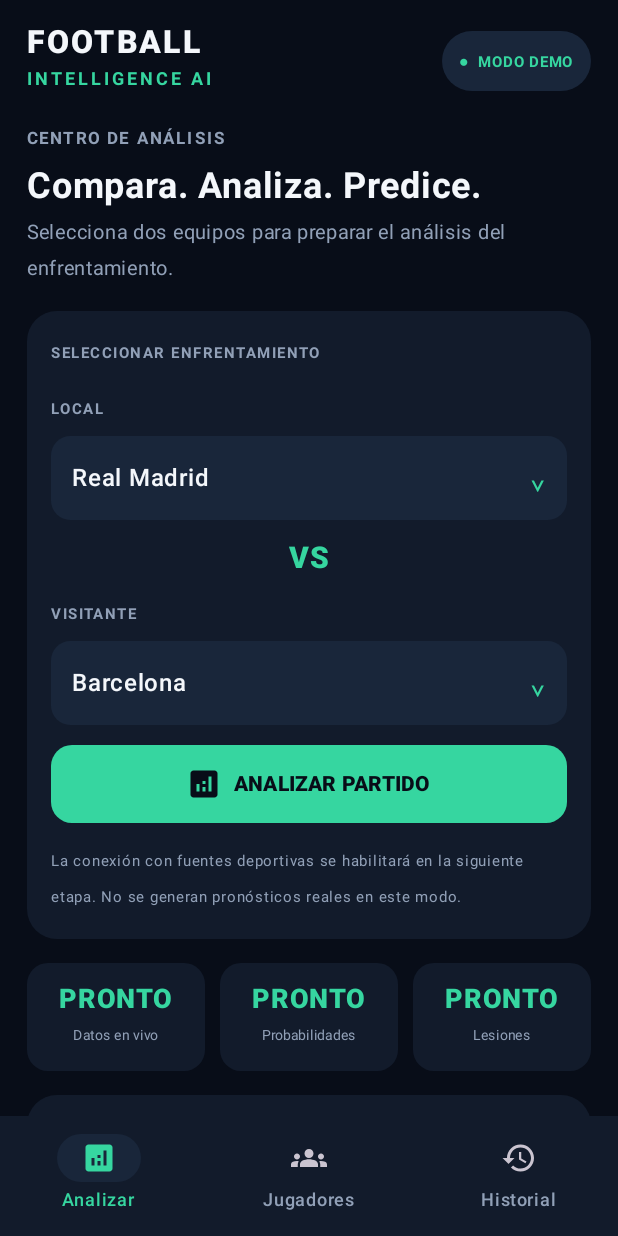
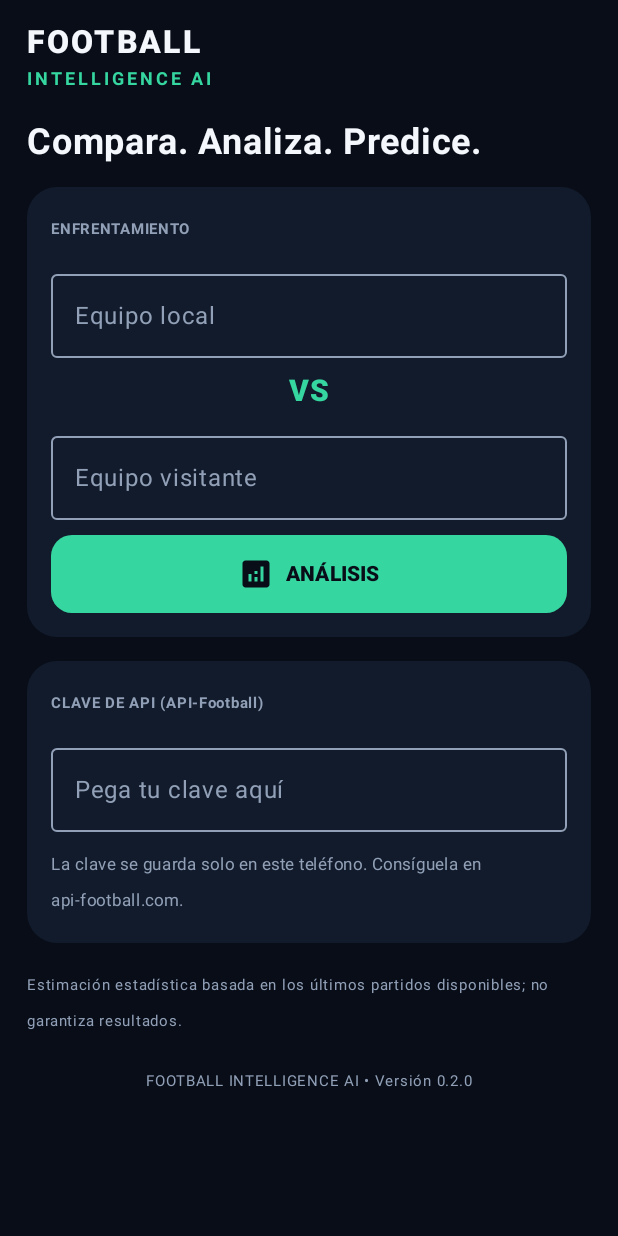
Before and after one commit to tonka1994gomez-dot/app-para-analisis-de-equipos-, an Android app built with Jetpack Compose: the screen it shows after launch (MainActivity), on a phone screen of 412 x 824 dp. Run offline under Robolectric (Android 15) with nearby library versions, the phone set to English and light mode, and no system bars.

Commit message:
Incorporar FOOTBALL INTELLIGENCE AI Android 0.2.0
Añade conexión API-Football, análisis Poisson y compilación automatizada de APK.

```diff
--- a/app/src/main/java/com/footballintelligence/ai/MainActivity.kt
+++ b/app/src/main/java/com/footballintelligence/ai/MainActivity.kt
@@ -1,34 +1,33 @@
 package com.footballintelligence.ai
 
+import android.content.Context
 import android.os.Bundle
 import androidx.activity.ComponentActivity
 import androidx.activity.compose.setContent
 import androidx.compose.foundation.background
-import androidx.compose.foundation.clickable
 import androidx.compose.foundation.layout.*
 import androidx.compose.foundation.rememberScrollState
 import androidx.compose.foundation.shape.RoundedCornerShape
 import androidx.compose.foundation.verticalScroll
 import androidx.compose.material.icons.Icons
 import androidx.compose.material.icons.filled.Analytics
-import androidx.compose.material.icons.filled.EmojiEvents
-import androidx.compose.material.icons.filled.Groups
-import androidx.compose.material.icons.filled.HealthAndSafety
-import androidx.compose.material.icons.filled.History
-import androidx.compose.material.icons.filled.SportsSoccer
 import androidx.compose.material3.*
 import androidx.compose.runtime.*
-import androidx.compose.runtime.saveable.rememberSaveable
 import androidx.compose.ui.Alignment
 import androidx.compose.ui.Modifier
 import androidx.compose.ui.graphics.Color
+import androidx.compose.ui.platform.LocalContext
 import androidx.compose.ui.text.font.FontWeight
+import androidx.compose.ui.text.input.PasswordVisualTransformation
 import androidx.compose.ui.unit.dp
 import androidx.compose.ui.unit.sp
+import kotlinx.coroutines.Dispatchers
+import kotlinx.coroutines.launch
+import kotlinx.coroutines.withContext
+import java.util.Locale
 
 private val Bg = Color(0xFF080D18)
 private val Panel = Color(0xFF121B2B)
-private val Panel2 = Color(0xFF19263A)
 private val Accent = Color(0xFF36D6A0)
 private val Muted = Color(0xFF91A0B7)
 private val White = Color(0xFFF4F7FB)
@@ -42,178 +41,140 @@ class MainActivity : ComponentActivity() {
 
 @Composable
 fun FootballApp() {
-    var home by rememberSaveable { mutableStateOf("Real Madrid") }
-    var away by rememberSaveable { mutableStateOf("Barcelona") }
-    var analyzed by rememberSaveable { mutableStateOf(false) }
-    var tab by rememberSaveable { mutableStateOf("Analizar") }
-    val teams = listOf("Real Madrid", "Barcelona", "Atlético de Madrid", "Manchester City", "Liverpool", "Arsenal", "Bayern Múnich", "PSG", "Guatemala", "Argentina", "Brasil", "México")
-
-    MaterialTheme(colorScheme = darkColorScheme(
-        background = Bg, surface = Panel, primary = Accent,
-        onPrimary = Bg, onBackground = White, onSurface = White,
-        secondary = Color(0xFF66A7FF)
-    )) {
-        Scaffold(containerColor = Bg, bottomBar = {
-            NavigationBar(containerColor = Panel) {
-                listOf("Analizar", "Jugadores", "Historial").forEach { item ->
-                    NavigationBarItem(
-                        selected = tab == item,
-                        onClick = { tab = item },
-                        icon = {
-                            Icon(
-                                imageVector = when(item) {
-                                    "Jugadores" -> Icons.Default.Groups
-                                    "Historial" -> Icons.Default.History
-                                    else -> Icons.Default.Analytics
-                                }, contentDescription = item
+    val context = LocalContext.current
+    val prefs = remember { context.getSharedPreferences("fi_prefs", Context.MODE_PRIVATE) }
+    val scope = rememberCoroutineScope()
+    var home by remember { mutableStateOf("") }
+    var away by remember { mutableStateOf("") }
+    var apiKey by remember { mutableStateOf(prefs.getString("api_key", "") ?: "") }
+    var loading by remember { mutableStateOf(false) }
+    var error by remember { mutableStateOf<String?>(null) }
+    var result by remember { mutableStateOf<MatchAnalysis?>(null) }
+    val fieldColors = OutlinedTextFieldDefaults.colors(
+        focusedTextColor = White, unfocusedTextColor = White,
+        focusedBorderColor = Accent, unfocusedBorderColor = Muted,
+        focusedLabelColor = Accent, unfocusedLabelColor = Muted, cursorColor = Accent
     )
-                        },
-                        label = { Text(item) },
-                        colors = NavigationBarItemDefaults.colors(
-                            selectedIconColor = Accent, selectedTextColor = Accent,
-                            indicatorColor = Panel2, unselectedTextColor = Muted
-                        )
-                    )
-                }
-            }
-        }) { padding ->
-            Column(
-                Modifier.fillMaxSize().padding(padding).verticalScroll(rememberScrollState())
+    MaterialTheme(colorScheme = darkColorScheme(background = Bg, surface = Panel, primary = Accent,
+        onPrimary = Bg, onBackground = White, onSurface = White, secondary = Color(0xFF66A7FF))) {
+        Scaffold(containerColor = Bg) { padding ->
+            Column(Modifier.fillMaxSize().padding(padding).verticalScroll(rememberScrollState())
                 .background(Bg).padding(horizontal = 18.dp, vertical = 16.dp),
-                verticalArrangement = Arrangement.spacedBy(16.dp)
-            ) {
-                Row(verticalAlignment = Alignment.CenterVertically, horizontalArrangement = Arrangement.SpaceBetween, modifier = Modifier.fillMaxWidth()) {
+                verticalArrangement = Arrangement.spacedBy(16.dp)) {
                 Column {
                     Text("FOOTBALL", color = White, fontSize = 21.sp, fontWeight = FontWeight.Black, letterSpacing = 2.sp)
                     Text("INTELLIGENCE AI", color = Accent, fontSize = 12.sp, fontWeight = FontWeight.Bold, letterSpacing = 2.sp)
                 }
-                    Surface(color = Panel2, shape = RoundedCornerShape(50)) {
-                        Text("●  MODO DEMO", color = Accent, fontSize = 10.sp, fontWeight = FontWeight.Bold, modifier = Modifier.padding(horizontal = 11.dp, vertical = 8.dp))
+                Text("Compara. Analiza. Predice.", color = White, fontSize = 24.sp, fontWeight = FontWeight.Bold)
+                CardBox {
+                    Text("ENFRENTAMIENTO", color = Muted, fontSize = 10.sp, fontWeight = FontWeight.Bold)
+                    OutlinedTextField(value = home, onValueChange = { home = it }, singleLine = true,
+                        label = { Text("Equipo local") }, colors = fieldColors, modifier = Modifier.fillMaxWidth())
+                    Box(Modifier.fillMaxWidth(), contentAlignment = Alignment.Center) {
+                        Text("VS", color = Accent, fontSize = 20.sp, fontWeight = FontWeight.Black)
+                    }
+                    OutlinedTextField(value = away, onValueChange = { away = it }, singleLine = true,
+                        label = { Text("Equipo visitante") }, colors = fieldColors, modifier = Modifier.fillMaxWidth())
+                    Button(onClick = {
+                        error = null; result = null
+                        if (apiKey.isBlank()) error = "Primero pega tu clave de API en el recuadro de abajo."
+                        else if (home.isBlank() || away.isBlank()) error = "Escribe los dos equipos."
+                        else {
+                            prefs.edit().putString("api_key", apiKey.trim()).apply()
+                            loading = true
+                            scope.launch {
+                                try {
+                                    result = withContext(Dispatchers.IO) {
+                                        val h = ApiFootball.teamForm(home, apiKey.trim())
+                                        val a = ApiFootball.teamForm(away, apiKey.trim())
+                                        buildAnalysis(h, a)
+                                    }
+                                } catch (e: ApiException) { error = e.message }
+                                catch (e: Exception) { error = "No se pudo conectar. Revisa tu internet e inténtalo de nuevo." }
+                                loading = false
+                            }
+                        }
+                    }, enabled = !loading, modifier = Modifier.fillMaxWidth().height(52.dp),
+                        colors = ButtonDefaults.buttonColors(containerColor = Accent, contentColor = Bg),
+                        shape = RoundedCornerShape(14.dp)) {
+                        if (loading) {
+                            CircularProgressIndicator(color = Bg, strokeWidth = 2.dp, modifier = Modifier.size(22.dp))
+                            Spacer(Modifier.width(10.dp)); Text("BUSCANDO DATOS...", fontWeight = FontWeight.ExtraBold)
+                        } else {
+                            Icon(Icons.Default.Analytics, contentDescription = null)
+                            Spacer(Modifier.width(8.dp)); Text("ANÁLISIS", fontWeight = FontWeight.ExtraBold)
+                        }
+                    }
+                }
+                error?.let { message -> CardBox { Text(message, color = Color(0xFFFFB4AB), fontSize = 13.sp) } }
+                result?.let { ResultView(it) }
+                CardBox {
+                    Text("CLAVE DE API (API-Football)", color = Muted, fontSize = 10.sp, fontWeight = FontWeight.Bold)
+                    OutlinedTextField(value = apiKey, onValueChange = { apiKey = it }, singleLine = true,
+                        label = { Text("Pega tu clave aquí") }, colors = fieldColors,
+                        visualTransformation = PasswordVisualTransformation(), modifier = Modifier.fillMaxWidth())
+                    Text("La clave se guarda solo en este teléfono. Consíguela en api-football.com.", color = Muted, fontSize = 11.sp)
+                }
+                Text("Estimación estadística basada en los últimos partidos disponibles; no garantiza resultados.", color = Muted, fontSize = 10.sp)
+                Text("FOOTBALL INTELLIGENCE AI • Versión 0.2.0", color = Muted, fontSize = 10.sp,
+                    modifier = Modifier.align(Alignment.CenterHorizontally))
+            }
+        }
     }
 }
 
-                if (tab == "Analizar") {
-                    Column(verticalArrangement = Arrangement.spacedBy(5.dp)) {
-                        Text("CENTRO DE ANÁLISIS", color = Muted, fontSize = 11.sp, fontWeight = FontWeight.Bold, letterSpacing = 1.5.sp)
-                        Text("Compara. Analiza. Predice.", color = White, fontSize = 24.sp, fontWeight = FontWeight.Bold)
-                        Text("Selecciona dos equipos para preparar el análisis del enfrentamiento.", color = Muted, fontSize = 13.sp)
+private fun pct(x: Double) = String.format(Locale.US, "%.0f%%", x * 100)
+private fun dec(x: Double) = String.format(Locale.US, "%.1f", x)
+
+@Composable
+fun ResultView(r: MatchAnalysis) {
+    CardBox {
+        Text("RESULTADO DEL ANÁLISIS", color = Accent, fontSize = 11.sp, fontWeight = FontWeight.Bold)
+        Text(r.home.name + " vs " + r.away.name, color = White, fontSize = 19.sp, fontWeight = FontWeight.Bold)
+        Text(r.verdict, color = White, fontSize = 14.sp, fontWeight = FontWeight.SemiBold)
+        InfoLine("Gana " + r.home.name, pct(r.pHome))
+        InfoLine("Empate", pct(r.pDraw))
+        InfoLine("Gana " + r.away.name, pct(r.pAway))
+        InfoLine("Marcador más probable", r.likelyScore)
+        InfoLine("Más de 2.5 goles", pct(r.pOver25))
+        InfoLine("Ambos anotan", pct(r.pBothScore))
+        InfoLine("Goles esperados", dec(r.expHome) + " - " + dec(r.expAway))
     }
+    TeamCard(r.home); TeamCard(r.away)
+}
+
+@Composable
+fun TeamCard(t: TeamForm) {
     CardBox {
-                        Text("SELECCIONAR ENFRENTAMIENTO", color = Muted, fontSize = 10.sp, fontWeight = FontWeight.Bold, letterSpacing = 1.sp)
-                        TeamPicker("LOCAL", home, teams) { home = it; analyzed = false }
-                        Box(Modifier.fillMaxWidth(), contentAlignment = Alignment.Center) {
-                            Text("VS", color = Accent, fontSize = 20.sp, fontWeight = FontWeight.Black)
-                        }
-                        TeamPicker("VISITANTE", away, teams) { away = it; analyzed = false }
-                        Button(
-                            onClick = { analyzed = home != away },
-                            enabled = home != away,
-                            modifier = Modifier.fillMaxWidth().height(52.dp),
-                            colors = ButtonDefaults.buttonColors(containerColor = Accent, contentColor = Bg),
-                            shape = RoundedCornerShape(14.dp)
-                        ) {
-                            Icon(Icons.Default.Analytics, contentDescription = null)
-                            Spacer(Modifier.width(8.dp))
-                            Text("ANALIZAR PARTIDO", fontWeight = FontWeight.ExtraBold)
-                        }
-                        Text("La conexión con fuentes deportivas se habilitará en la siguiente etapa. No se generan pronósticos reales en este modo.", color = Muted, fontSize = 10.sp)
-                    }
-                    if (analyzed) {
-                        CardBox {
-                            Text("ENFRENTAMIENTO SELECCIONADO", color = Accent, fontSize = 11.sp, fontWeight = FontWeight.Bold)
-                            Text("$home  vs  $away", color = White, fontSize = 19.sp, fontWeight = FontWeight.Bold)
-                            Text("Listo para conectar datos reales: forma reciente, goles, xG, plantilla, lesiones y sanciones.", color = Muted, fontSize = 12.sp)
-                            InfoLine("Estado", "Pendiente de datos en vivo")
-                            InfoLine("Predicción", "No disponible en modo demo")
-                        }
-                    }
-                    Row(horizontalArrangement = Arrangement.spacedBy(10.dp)) {
-                        Box(Modifier.weight(1f)) { MetricTile("PRONTO", "Datos en vivo") }
-                        Box(Modifier.weight(1f)) { MetricTile("PRONTO", "Probabilidades") }
-                        Box(Modifier.weight(1f)) { MetricTile("PRONTO", "Lesiones") }
-                    }
-                    CardBox {
-                        Row(verticalAlignment = Alignment.CenterVertically) {
-                            Icon(Icons.Default.HealthAndSafety, contentDescription = null, tint = Accent)
-                            Spacer(Modifier.width(8.dp))
-                            Text("CONTROL DE INFORMACIÓN", fontWeight = FontWeight.Bold, fontSize = 12.sp)
-                        }
-                        Text("Las lesiones y suspensiones deberán mostrar fuente, fecha y nivel de confirmación. Los datos no verificados se identificarán como tales.", color = Muted, fontSize = 12.sp)
-                    }
-                } else if (tab == "Jugadores") {
-                    SectionHeader("CENTRO DE JUGADORES", "Estadísticas individuales y disponibilidad")
-                    CardBox {
-                        Icon(Icons.Default.Groups, contentDescription = null, tint = Accent)
-                        Text("Módulo de jugadores", color = White, fontSize = 18.sp, fontWeight = FontWeight.Bold)
-                        Text("Se conectará a las plantillas y estadísticas de las fuentes gratuitas. Mostrará partidos, titularidades, minutos, goles, asistencias y estado físico cuando exista información verificable.", color = Muted, fontSize = 13.sp)
-                    }
-                } else {
-                    SectionHeader("HISTORIAL", "Tus análisis guardados")
-                    CardBox {
-                        Icon(Icons.Default.History, contentDescription = null, tint = Accent)
-                        Text("Todavía no hay análisis guardados", color = White, fontWeight = FontWeight.Bold)
-                        Text("En la siguiente versión se guardarán los pronósticos y se compararán con los resultados finales para medir su precisión.", color = Muted, fontSize = 13.sp)
-                    }
-                }
-                Text("FOOTBALL INTELLIGENCE AI  •  Versión 0.1.0", color = Muted, fontSize = 10.sp, modifier = Modifier.align(Alignment.CenterHorizontally))
-            }
+        Text(t.name + " (" + t.country + ")", color = Accent, fontSize = 13.sp, fontWeight = FontWeight.Bold)
+        InfoLine("Últimos " + t.matches.size, t.wins.toString() + "G  " + t.draws + "E  " + t.losses + "P")
+        InfoLine("Puntos", t.pointsTotal.toString() + " de " + (t.matches.size * 3))
+        InfoLine("Goles a favor / en contra", t.goalsFor.toString() + " / " + t.goalsAgainst)
+        InfoLine("Promedio de goles marcados", dec(t.avgFor))
+        InfoLine("Promedio de goles recibidos", dec(t.avgAgainst))
+        InfoLine("Partidos anotando", t.scoredIn.toString() + " de " + t.matches.size)
+        InfoLine("Porterías en cero", t.cleanSheets.toString())
+        Text("Partidos usados:", color = Muted, fontSize = 11.sp)
+        t.matches.forEach { match ->
+            val condition = if (match.home) "(L)" else "(V)"
+            Text(match.date + "  " + condition + " " + match.opponent + "  " + match.gf + "-" + match.ga,
+                color = White, fontSize = 12.sp)
         }
     }
 }
 
 @Composable
 fun CardBox(content: @Composable ColumnScope.() -> Unit) {
-    Card(colors = CardDefaults.cardColors(containerColor = Panel), shape = RoundedCornerShape(20.dp), modifier = Modifier.fillMaxWidth()) {
-        Column(Modifier.padding(16.dp), verticalArrangement = Arrangement.spacedBy(13.dp), content = content)
-    }
-}
-
-@Composable
-fun TeamPicker(label: String, selected: String, teams: List<String>, onSelected: (String) -> Unit) {
-    var expanded by remember { mutableStateOf(false) }
-    Column(verticalArrangement = Arrangement.spacedBy(6.dp)) {
-        Text(label, color = Muted, fontSize = 10.sp, fontWeight = FontWeight.Bold, letterSpacing = 1.sp)
-        Box {
-            Surface(
-                color = Panel2, shape = RoundedCornerShape(13.dp),
-                modifier = Modifier.fillMaxWidth().clickable { expanded = true }
-            ) {
-                Row(Modifier.fillMaxWidth().padding(14.dp), verticalAlignment = Alignment.CenterVertically, horizontalArrangement = Arrangement.SpaceBetween) {
-                    Text(selected, color = White, fontWeight = FontWeight.SemiBold)
-                    Text("⌄", color = Accent, fontSize = 20.sp)
-                }
-            }
-            DropdownMenu(expanded = expanded, onDismissRequest = { expanded = false }, modifier = Modifier.heightIn(max = 320.dp).background(Panel)) {
-                teams.forEach { team ->
-                    DropdownMenuItem(text = { Text(team, color = White) }, onClick = { onSelected(team); expanded = false })
-                }
-            }
-        }
-    }
-}
-
-@Composable
-fun MetricTile(value: String, label: String) {
-    Surface(color = Panel, shape = RoundedCornerShape(14.dp), modifier = Modifier.fillMaxWidth()) {
-        Column(Modifier.padding(12.dp), horizontalAlignment = Alignment.CenterHorizontally) {
-            Text(value, color = Accent, fontSize = 18.sp, fontWeight = FontWeight.ExtraBold)
-            Text(label, color = Muted, fontSize = 9.sp)
-        }
+    Card(colors = CardDefaults.cardColors(containerColor = Panel), shape = RoundedCornerShape(20.dp),
+        modifier = Modifier.fillMaxWidth()) {
+        Column(Modifier.padding(16.dp), verticalArrangement = Arrangement.spacedBy(10.dp), content = content)
     }
 }
 
 @Composable
 fun InfoLine(label: String, value: String) {
     Row(Modifier.fillMaxWidth(), horizontalArrangement = Arrangement.SpaceBetween) {
-        Text(label, color = Muted, fontSize = 12.sp)
+        Text(label, color = Muted, fontSize = 12.sp, modifier = Modifier.weight(1f))
         Text(value, color = White, fontSize = 12.sp, fontWeight = FontWeight.SemiBold)
     }
 }
-
-@Composable
-fun SectionHeader(title: String, subtitle: String) {
-    Column(verticalArrangement = Arrangement.spacedBy(5.dp)) {
-        Text(title, color = Accent, fontSize = 11.sp, fontWeight = FontWeight.Bold, letterSpacing = 1.3.sp)
-        Text(subtitle, color = White, fontSize = 21.sp, fontWeight = FontWeight.Bold)
-    }
-}
--- a/gradle.properties
+++ b/gradle.properties
@@ -1,3 +1,3 @@
-org.gradle.jvmargs=-Xmx2048m -Dfile.encoding=UTF-8
+org.gradle.jvmargs=-Xmx4096m -Dfile.encoding=UTF-8
 android.useAndroidX=true
 kotlin.code.style=official
```
Also changed, not shown: app/build.gradle.kts (+2 -5 lines), app/src/main/AndroidManifest.xml (+3 -8 lines), app/src/main/java/com/footballintelligence/ai/Analysis.kt (added, +52 -0 lines), app/src/main/java/com/footballintelligence/ai/ApiFootball.kt (added, +70 -0 lines), 3 other files. Lines whose indentation alone changed are shown as unchanged.
